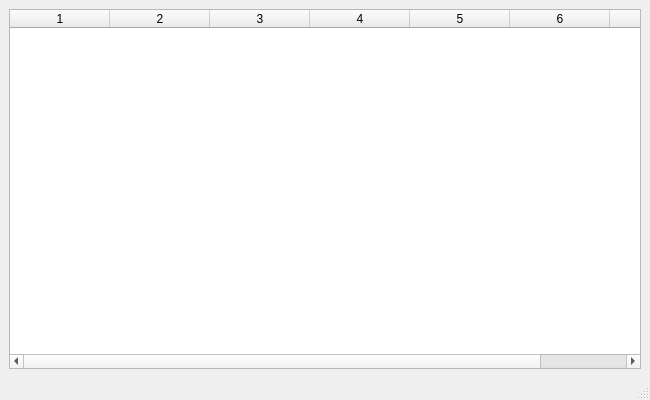
Qt form main.ui (Loba-ru/espresso_app) before a commit.
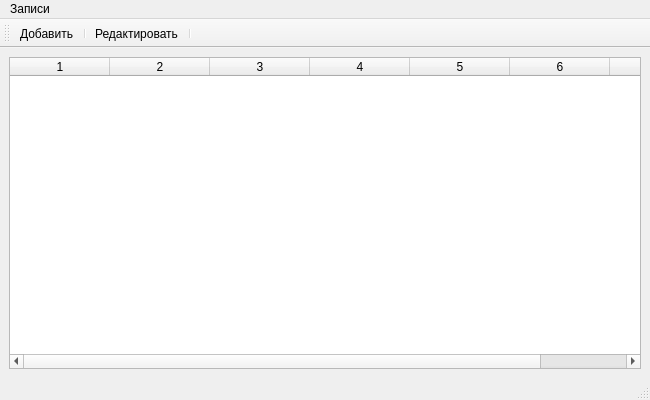
The same form after that commit. Icons and pictures are not drawn.

Diff of the .ui file:
```diff
--- a/main.ui
+++ b/main.ui
@@ -43,8 +43,47 @@
      <height>22</height>
     </rect>
    </property>
+   <widget class="QMenu" name="menuRecords">
+    <property name="title">
+     <string>Записи</string>
+    </property>
+    <addaction name="actionAdd"/>
+    <addaction name="actionEdit"/>
+   </widget>
+   <addaction name="menuRecords"/>
   </widget>
   <widget class="QStatusBar" name="statusbar"/>
+  <widget class="QToolBar" name="toolBar">
+   <property name="windowTitle">
+    <string>toolBar</string>
+   </property>
+   <attribute name="toolBarArea">
+    <enum>TopToolBarArea</enum>
+   </attribute>
+   <attribute name="toolBarBreak">
+    <bool>false</bool>
+   </attribute>
+   <addaction name="actionAdd"/>
+   <addaction name="separator"/>
+   <addaction name="actionEdit"/>
+   <addaction name="separator"/>
+  </widget>
+  <action name="actionAdd">
+   <property name="icon">
+    <iconset theme="QIcon::ThemeIcon::ListAdd"/>
+   </property>
+   <property name="text">
+    <string>Добавить</string>
+   </property>
+  </action>
+  <action name="actionEdit">
+   <property name="icon">
+    <iconset theme="QIcon::ThemeIcon::MailMessageNew"/>
+   </property>
+   <property name="text">
+    <string>Редактировать</string>
+   </property>
+  </action>
  </widget>
  <resources/>
  <connections/>
```
